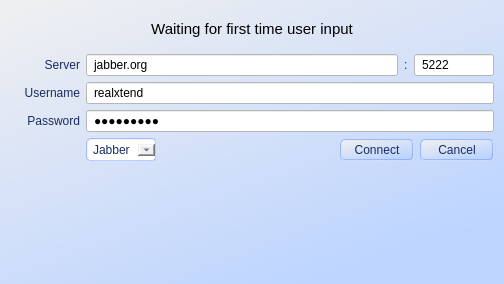
Old version of the form bin/data/ui/communications_login.ui in the repository realXtend/tundra.
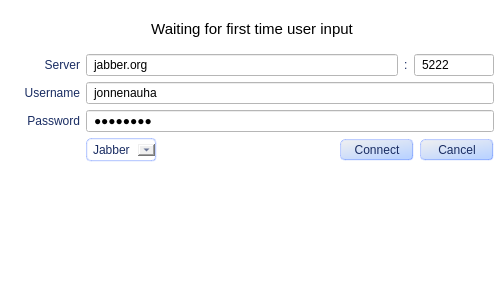
New version of the form.

Commit message: * New control bar for setting show/hide buttons for your module ui canvases * Works for internal and external widgets. Some bugs in showing and then hiding again, UICanvas somehow loses the state. Fix: click once to widget then push show/hide button. * Set communications to internal mode + adds itself to ControlBar for example to all on usage. UI kind of hard to read if not connected to server. Will fix later. -> Usage in your module: qt_module->GetCanvasManager()->AddCanvasToControlBar(myUICanvas_, QString("buttonTitle"));

Patch:
```diff
--- a/bin/data/ui/communications_login.ui
+++ b/bin/data/ui/communications_login.ui
@@ -14,8 +14,9 @@
    <string>realXtend Naali communications login</string>
   </property>
   <property name="styleSheet">
-   <string>QWidget {
-	background-color: qlineargradient(spread:pad, x1:0, y1:0, x2:0.676, y2:1, stop:0 rgba(240, 240, 240, 255), stop:1 rgba(188, 212, 255, 255));
+   <string>QWidget#Login {
+	/* background-color: qlineargradient(spread:pad, x1:0, y1:0, x2:0.676, y2:1, stop:0 rgba(240, 240, 240, 255), stop:1 rgba(188, 212, 255, 255, 255)); */
+	background-color: rgba(255, 255, 255, 0);
 }
 
 QLineEdit {
@@ -172,7 +173,7 @@
        <item>
         <widget class="QLineEdit" name="lineEdit_Username">
          <property name="text">
-          <string>realxtend</string>
+          <string>jonnenauha</string>
          </property>
         </widget>
        </item>
@@ -199,7 +200,7 @@
        <item>
         <widget class="QLineEdit" name="lineEdit_Password">
          <property name="text">
-          <string>jabber666</string>
+          <string>peeforce</string>
          </property>
          <property name="echoMode">
           <enum>QLineEdit::Password</enum>
```
The commit also changes 7 other files.
